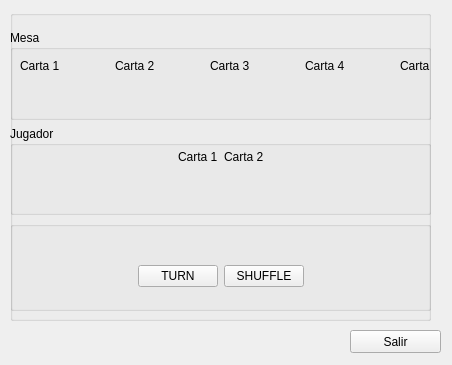
camador/poker_trainer, file lib/gui.ui: the form before one commit.
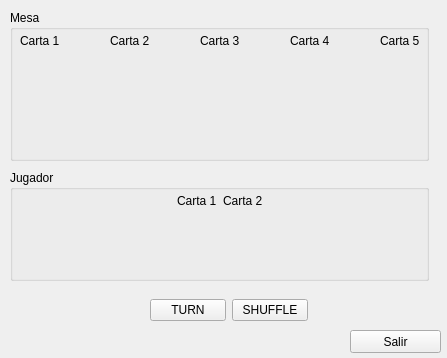
The form after the commit.

Commit message: Corregido el nombre del algunos elementos y simplificada la organización de la pantalla

```diff
--- a/lib/gui.ui
+++ b/lib/gui.ui
@@ -6,8 +6,8 @@
    <rect>
     <x>0</x>
     <y>0</y>
-    <width>452</width>
-    <height>365</height>
+    <width>447</width>
+    <height>358</height>
    </rect>
   </property>
   <property name="windowTitle">
@@ -27,33 +27,106 @@
      <string>Salir</string>
     </property>
    </widget>
-   <widget class="QGroupBox" name="groupGeneral">
+   <widget class="QWidget" name="layoutWidget_4">
+    <property name="geometry">
+     <rect>
+      <x>150</x>
+      <y>290</y>
+      <width>158</width>
+      <height>41</height>
+     </rect>
+    </property>
+    <layout class="QHBoxLayout" name="horizontalLayout_4">
+     <item>
+      <widget class="QPushButton" name="pbtRonda">
+       <property name="text">
+        <string>TURN</string>
+       </property>
+      </widget>
+     </item>
+     <item>
+      <widget class="QPushButton" name="pbtShuffle">
+       <property name="text">
+        <string>SHUFFLE</string>
+       </property>
+      </widget>
+     </item>
+    </layout>
+   </widget>
+   <widget class="QGroupBox" name="grbJugador">
     <property name="geometry">
      <rect>
       <x>10</x>
-      <y>10</y>
-      <width>421</width>
-      <height>311</height>
+      <y>170</y>
+      <width>419</width>
+      <height>111</height>
      </rect>
     </property>
     <property name="title">
-     <string/>
+     <string>Jugador</string>
     </property>
-    <widget class="QWidget" name="layoutWidget">
+    <widget class="QWidget" name="layoutWidget_5">
      <property name="geometry">
       <rect>
-       <x>0</x>
+       <x>10</x>
        <y>20</y>
-       <width>421</width>
-       <height>281</height>
+       <width>400</width>
+       <height>22</height>
       </rect>
      </property>
-     <layout class="QGridLayout" name="gridLayout">
-      <property name="sizeConstraint">
-       <enum>QLayout::SetDefaultConstraint</enum>
-      </property>
-      <item row="0" column="0">
+     <layout class="QHBoxLayout" name="horizontalLayout_5">
+      <item>
+       <spacer name="horizontalSpacer_6">
+        <property name="orientation">
+         <enum>Qt::Horizontal</enum>
+        </property>
+        <property name="sizeHint" stdset="0">
+         <size>
+          <width>40</width>
+          <height>20</height>
+         </size>
+        </property>
+       </spacer>
+      </item>
+      <item>
+       <widget class="QLabel" name="lblJugadorCarta1">
+        <property name="text">
+         <string>Carta 1</string>
+        </property>
+       </widget>
+      </item>
+      <item>
+       <widget class="QLabel" name="lblJugadorCarta2">
+        <property name="text">
+         <string>Carta 2</string>
+        </property>
+       </widget>
+      </item>
+      <item>
+       <spacer name="horizontalSpacer_13">
+        <property name="orientation">
+         <enum>Qt::Horizontal</enum>
+        </property>
+        <property name="sizeHint" stdset="0">
+         <size>
+          <width>40</width>
+          <height>20</height>
+         </size>
+        </property>
+       </spacer>
+      </item>
+     </layout>
+    </widget>
+   </widget>
        <widget class="QGroupBox" name="grbMesa">
+    <property name="geometry">
+     <rect>
+      <x>10</x>
+      <y>10</y>
+      <width>419</width>
+      <height>151</height>
+     </rect>
+    </property>
         <property name="title">
          <string>Mesa</string>
         </property>
@@ -61,8 +134,8 @@
          <property name="geometry">
           <rect>
            <x>10</x>
-           <y>25</y>
-           <width>420</width>
+       <y>20</y>
+       <width>400</width>
            <height>22</height>
           </rect>
          </property>
@@ -157,128 +230,6 @@
          </layout>
         </widget>
        </widget>
-      </item>
-      <item row="1" column="0">
-       <widget class="QGroupBox" name="grbJugador">
-        <property name="title">
-         <string>Jugador</string>
-        </property>
-        <widget class="QWidget" name="layoutWidget_5">
-         <property name="geometry">
-          <rect>
-           <x>0</x>
-           <y>20</y>
-           <width>421</width>
-           <height>22</height>
-          </rect>
-         </property>
-         <layout class="QHBoxLayout" name="horizontalLayout_5">
-          <item>
-           <spacer name="horizontalSpacer_6">
-            <property name="orientation">
-             <enum>Qt::Horizontal</enum>
-            </property>
-            <property name="sizeHint" stdset="0">
-             <size>
-              <width>40</width>
-              <height>20</height>
-             </size>
-            </property>
-           </spacer>
-          </item>
-          <item>
-           <widget class="QLabel" name="lblMesaCarta1_3">
-            <property name="text">
-             <string>Carta 1</string>
-            </property>
-           </widget>
-          </item>
-          <item>
-           <widget class="QLabel" name="lblMesaCarta2_3">
-            <property name="text">
-             <string>Carta 2</string>
-            </property>
-           </widget>
-          </item>
-          <item>
-           <spacer name="horizontalSpacer_13">
-            <property name="orientation">
-             <enum>Qt::Horizontal</enum>
-            </property>
-            <property name="sizeHint" stdset="0">
-             <size>
-              <width>40</width>
-              <height>20</height>
-             </size>
-            </property>
-           </spacer>
-          </item>
-         </layout>
-        </widget>
-       </widget>
-      </item>
-      <item row="2" column="0">
-       <widget class="QGroupBox" name="groupComandos">
-        <property name="title">
-         <string/>
-        </property>
-        <widget class="QWidget" name="layoutWidget_4">
-         <property name="geometry">
-          <rect>
-           <x>0</x>
-           <y>30</y>
-           <width>421</width>
-           <height>51</height>
-          </rect>
-         </property>
-         <layout class="QHBoxLayout" name="horizontalLayout_4">
-          <item>
-           <spacer name="horizontalSpacer_11">
-            <property name="orientation">
-             <enum>Qt::Horizontal</enum>
-            </property>
-            <property name="sizeHint" stdset="0">
-             <size>
-              <width>40</width>
-              <height>20</height>
-             </size>
-            </property>
-           </spacer>
-          </item>
-          <item>
-           <widget class="QPushButton" name="pbtRonda">
-            <property name="text">
-             <string>TURN</string>
-            </property>
-           </widget>
-          </item>
-          <item>
-           <widget class="QPushButton" name="pbtShuffle">
-            <property name="text">
-             <string>SHUFFLE</string>
-            </property>
-           </widget>
-          </item>
-          <item>
-           <spacer name="horizontalSpacer_12">
-            <property name="orientation">
-             <enum>Qt::Horizontal</enum>
-            </property>
-            <property name="sizeHint" stdset="0">
-             <size>
-              <width>40</width>
-              <height>20</height>
-             </size>
-            </property>
-           </spacer>
-          </item>
-         </layout>
-        </widget>
-       </widget>
-      </item>
-     </layout>
-    </widget>
-   </widget>
   </widget>
  </widget>
  <tabstops>
```
Left out of the diff: 11 changed lines with no effect on the pictures. Lines whose indentation alone changed are shown as unchanged.
